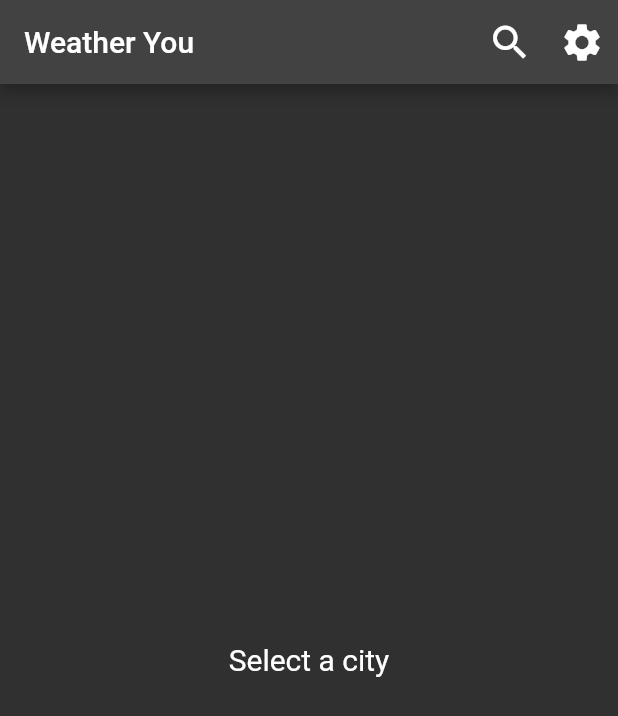
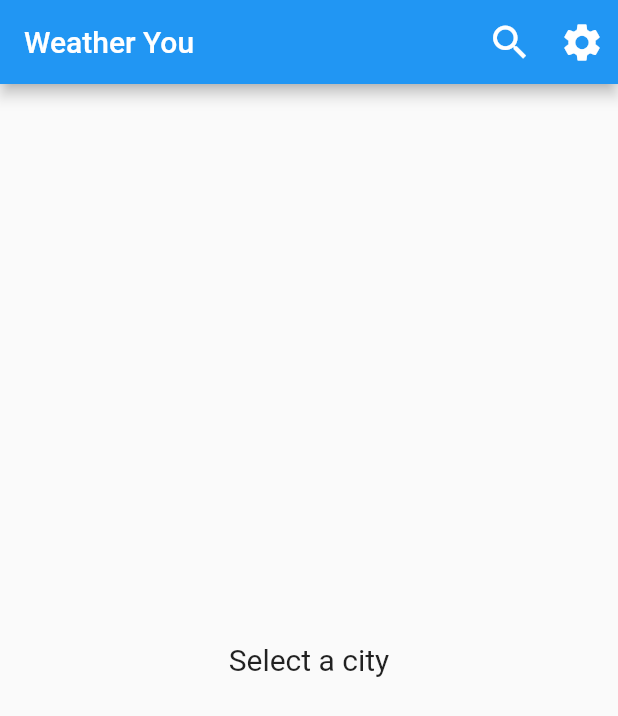
Before and after one commit to cromueloliver02/flutter_bloc_weather_app_2, a Flutter app: the screen it shows after launch, on a phone screen of 412 x 824 dp. Shown: the top 716 px of the screen. Run offline on Flutter 3.47's test engine with Material 2 defaults, Android fonts, the phone set to English and light mode, and no system bars; our stand-ins replace equatable, flutter_bloc, flutter_dotenv, recase.

Commit message:
made theme mode dynamic

```diff
--- /dev/null
+++ b/lib/blocs/blocs.dart
@@ -0,0 +1,2 @@
+export './theme/theme_bloc.dart';
+export './weather/weather_bloc.dart';
--- /dev/null
+++ b/lib/blocs/theme/theme_bloc.dart
@@ -0,0 +1,38 @@
+import 'dart:async';
+
+import 'package:equatable/equatable.dart';
+import 'package:flutter_bloc/flutter_bloc.dart';
+
+import 'package:weather_app_2/blocs/weather/weather_bloc.dart';
+import 'package:weather_app_2/utils/constants.dart';
+
+part 'theme_event.dart';
+part 'theme_state.dart';
+
+class ThemeBloc extends Bloc<ThemeEvent, ThemeState> {
+  late final StreamSubscription weatherSubscription;
+  final WeatherBloc weatherBloc;
+
+  ThemeBloc({
+    required this.weatherBloc,
+  }) : super(ThemeState.initial()) {
+    weatherSubscription = weatherBloc.stream.listen(
+      (state) => add(SetThemeEvent(temperature: state.weather.temp)),
+    );
+
+    on<SetThemeEvent>(_setTheme);
+  }
+
+  @override
+  Future<void> close() {
+    weatherSubscription.cancel();
+    return super.close();
+  }
+
+  void _setTheme(SetThemeEvent event, Emitter<ThemeState> emit) {
+    final appTheme =
+        event.temperature > kWarmOrNot ? AppTheme.light : AppTheme.dark;
+
+    emit(state.copyWith(appTheme: appTheme));
+  }
+}
--- /dev/null
+++ b/lib/blocs/theme/theme_event.dart
@@ -0,0 +1,17 @@
+part of 'theme_bloc.dart';
+
+abstract class ThemeEvent extends Equatable {
+  const ThemeEvent();
+
+  @override
+  List<Object> get props => [];
+}
+
+class SetThemeEvent extends ThemeEvent {
+  final double temperature;
+
+  const SetThemeEvent({required this.temperature});
+
+  @override
+  List<Object> get props => [temperature];
+}
--- /dev/null
+++ b/lib/blocs/theme/theme_state.dart
@@ -0,0 +1,27 @@
+part of 'theme_bloc.dart';
+
+class ThemeState extends Equatable {
+  final AppTheme appTheme;
+
+  const ThemeState({required this.appTheme});
+
+  factory ThemeState.initial() {
+    return const ThemeState(appTheme: AppTheme.light);
+  }
+
+  @override
+  List<Object> get props => [appTheme];
+
+  @override
+  String toString() => 'ThemeState(appTheme: $appTheme)';
+
+  ThemeState copyWith({
+    AppTheme? appTheme,
+  }) {
+    return ThemeState(
+      appTheme: appTheme ?? this.appTheme,
+    );
+  }
+}
+
+enum AppTheme { light, dark }
--- a/lib/pages/home_page.dart
+++ b/lib/pages/home_page.dart
@@ -1,7 +1,7 @@
 import 'package:flutter/material.dart';
 import 'package:flutter_bloc/flutter_bloc.dart';
 import 'package:recase/recase.dart';
-import '../blocs/bloc/weather_bloc.dart';
+import '../blocs/blocs.dart';
 import '../models/weather.dart';
 import '../utils/constants.dart';
 import '../utils/functions.dart';
--- a/lib/utils/blocs_handler.dart
+++ b/lib/utils/blocs_handler.dart
@@ -1,6 +1,6 @@
 import 'package:flutter_bloc/flutter_bloc.dart';
 import 'package:http/http.dart' as http;
-import '../blocs/bloc/weather_bloc.dart';
+import '../blocs/blocs.dart';
 import '../repositories/weather_repository.dart';
 import '../services/weather_api_service.dart';
 
@@ -19,5 +19,10 @@ class BlocsHandler {
         weatherRepository: ctx.read<WeatherRepository>(),
       ),
     ),
+    BlocProvider<ThemeBloc>(
+      create: (ctx) => ThemeBloc(
+        weatherBloc: ctx.read<WeatherBloc>(),
+      ),
+    ),
   ];
 }
--- a/lib/weather_app.dart
+++ b/lib/weather_app.dart
@@ -1,8 +1,9 @@
 import 'package:flutter/material.dart';
 import 'package:flutter_bloc/flutter_bloc.dart';
 
+import 'blocs/blocs.dart';
 import 'pages/pages.dart';
-import '../utils/blocs_handler.dart';
+import './utils/blocs_handler.dart';
 import './utils/routes_handler.dart';
 
 class WeatherApp extends StatelessWidget {
@@ -17,13 +18,17 @@ class WeatherApp extends StatelessWidget {
       providers: _blocsHandler.repositoryProviders,
       child: MultiBlocProvider(
         providers: _blocsHandler.blocProviders,
-        child: MaterialApp(
-          title: 'Bloc Weather App',
-          theme: ThemeData.light(),
-          darkTheme: ThemeData.dark(),
-          themeMode: ThemeMode.dark,
-          initialRoute: HomePage.id,
-          routes: _routesHandler.routes,
+        child: BlocSelector<ThemeBloc, ThemeState, AppTheme>(
+          selector: (state) => state.appTheme,
+          builder: (ctx, appTheme) => MaterialApp(
+            title: 'Bloc Weather App',
+            theme: ThemeData.light(),
+            darkTheme: ThemeData.dark(),
+            themeMode:
+                appTheme == AppTheme.light ? ThemeMode.light : ThemeMode.dark,
+            initialRoute: HomePage.id,
+            routes: _routesHandler.routes,
+          ),
         ),
       ),
     );
```
Also changed, not shown: lib/blocs/weather/weather_bloc.dart (renamed from lib/blocs/bloc/weather_bloc.dart), lib/blocs/weather/weather_event.dart (renamed from lib/blocs/bloc/weather_event.dart), lib/blocs/weather/weather_state.dart (renamed from lib/blocs/bloc/weather_state.dart).
